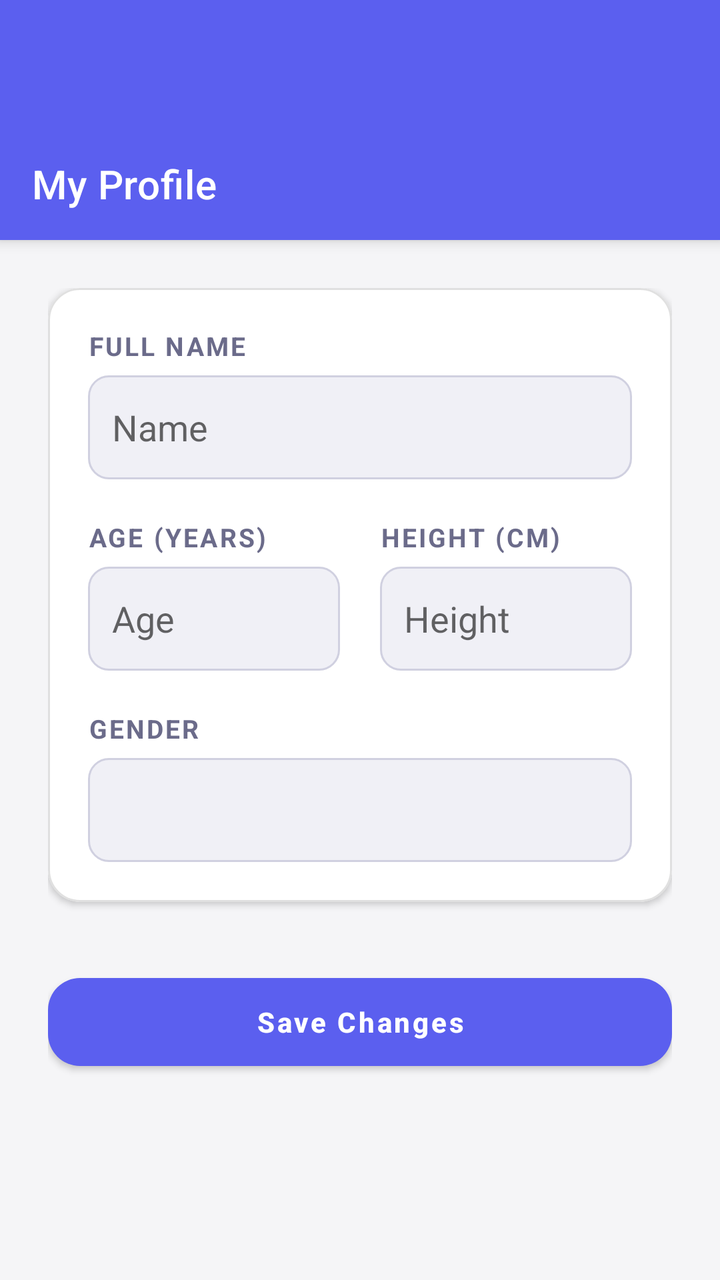
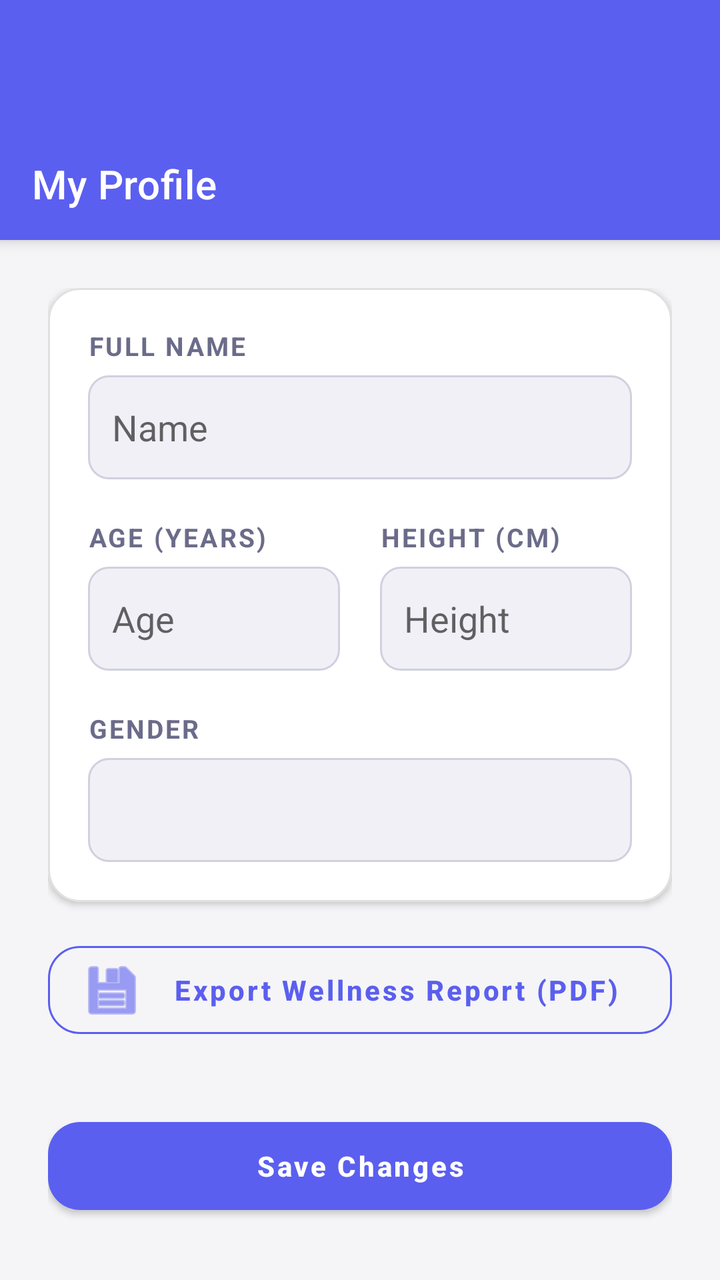

Screens rendered from an Android XML layout before and after an edit, with the pre-edit source and the edit as a unified diff.
<!-- AndroidManifest.xml: application theme Theme.DailyRoutine -->
<!-- res/layout/activity_profile.xml -->
<?xml version="1.0" encoding="utf-8"?>
<androidx.coordinatorlayout.widget.CoordinatorLayout xmlns:android="http://schemas.android.com/apk/res/android"
    xmlns:app="http://schemas.android.com/apk/res-auto"
    android:layout_width="match_parent"
    android:layout_height="match_parent"
    android:background="@color/bgPage">

    <com.google.android.material.appbar.AppBarLayout
        android:layout_width="match_parent"
        android:layout_height="wrap_content"
        android:background="@color/primary"
        android:paddingTop="64dp">

        <androidx.appcompat.widget.Toolbar
            android:id="@+id/toolbar"
            android:layout_width="match_parent"
            android:layout_height="?attr/actionBarSize"
            app:title="My Profile"
            app:titleTextColor="@android:color/white"/>

    </com.google.android.material.appbar.AppBarLayout>

    <androidx.core.widget.NestedScrollView
        android:layout_width="match_parent"
        android:layout_height="match_parent"
        android:paddingBottom="80dp"
        android:clipToPadding="false"
        app:layout_behavior="@string/appbar_scrolling_view_behavior">

        <LinearLayout
            android:layout_width="match_parent"
            android:layout_height="wrap_content"
            android:orientation="vertical"
            android:padding="24dp">

            <com.google.android.material.card.MaterialCardView
                android:layout_width="match_parent"
                android:layout_height="wrap_content"
                app:cardCornerRadius="16dp"
                app:cardElevation="2dp"
                app:strokeWidth="1dp"
                app:strokeColor="@color/cardStroke">

                <LinearLayout
                    android:layout_width="match_parent"
                    android:layout_height="wrap_content"
                    android:orientation="vertical"
                    android:padding="20dp">

                    <TextView style="@style/LabelText" android:text="Full Name"/>
                    <EditText
                        android:id="@+id/etProfileName"
                        android:layout_width="match_parent"
                        android:layout_height="52dp"
                        android:layout_marginTop="6dp"
                        android:background="@drawable/bg_field"
                        android:paddingHorizontal="12dp"
                        android:inputType="textPersonName|textCapWords"
                        android:autofillHints="name"
                        android:hint="Name"/>

                    <LinearLayout
                        android:layout_width="match_parent"
                        android:layout_height="wrap_content"
                        android:orientation="horizontal"
                        android:layout_marginTop="20dp"
                        android:baselineAligned="false">

                        <LinearLayout
                            android:layout_width="0dp"
                            android:layout_height="wrap_content"
                            android:layout_weight="1"
                            android:orientation="vertical"
                            android:layout_marginEnd="10dp">
                            <TextView style="@style/LabelText" android:text="Age (Years)"/>
                            <EditText
                                android:id="@+id/etProfileAge"
                                android:layout_width="match_parent"
                                android:layout_height="52dp"
                                android:layout_marginTop="6dp"
                                android:background="@drawable/bg_field"
                                android:paddingHorizontal="12dp"
                                android:inputType="number"
                                android:hint="Age"/>
                        </LinearLayout>

                        <LinearLayout
                            android:layout_width="0dp"
                            android:layout_height="wrap_content"
                            android:layout_weight="1"
                            android:orientation="vertical"
                            android:layout_marginStart="10dp">
                            <TextView style="@style/LabelText" android:text="Height (cm)"/>
                            <EditText
                                android:id="@+id/etProfileHeight"
                                android:layout_width="match_parent"
                                android:layout_height="52dp"
                                android:layout_marginTop="6dp"
                                android:background="@drawable/bg_field"
                                android:paddingHorizontal="12dp"
                                android:inputType="number"
                                android:hint="Height"/>
                        </LinearLayout>
                    </LinearLayout>

                    <TextView style="@style/LabelText" android:text="Gender" android:layout_marginTop="20dp"/>
                    <Spinner
                        android:id="@+id/spinnerGender"
                        android:layout_width="match_parent"
                        android:layout_height="52dp"
                        android:layout_marginTop="6dp"
                        android:background="@drawable/bg_field"/>

                </LinearLayout>
            </com.google.android.material.card.MaterialCardView>

            <com.google.android.material.button.MaterialButton
                android:id="@+id/btnSaveProfile"
                android:layout_width="match_parent"
                android:layout_height="56dp"
                android:layout_marginTop="32dp"
                android:text="Save Changes"
                android:textAllCaps="false"
                android:textStyle="bold"
                app:cornerRadius="16dp"/>

        </LinearLayout>
    </androidx.core.widget.NestedScrollView>

</androidx.coordinatorlayout.widget.CoordinatorLayout>
<!-- resources referenced by this layout -->
<resources>
  <color name="bgPage">#F5F5F7</color>
  <color name="cardStroke">#E0E0E0</color>
  <color name="primary">#5B5FEF</color>
  <!-- drawable bg_field (drawable) -->
  <?xml version="1.0" encoding="utf-8"?>
  <shape xmlns:android="http://schemas.android.com/apk/res/android"
      android:shape="rectangle">
      <solid android:color="@color/fieldBg"/>
      <corners android:radius="10dp"/>
      <stroke android:width="1dp" android:color="@color/fieldStroke"/>
  </shape>
  <style name="LabelText">
          <item name="android:layout_width">wrap_content</item>
          <item name="android:layout_height">wrap_content</item>
          <item name="android:textSize">13sp</item>
          <item name="android:textStyle">bold</item>
          <item name="android:textColor">@color/textSecondary</item>
          <item name="android:textAllCaps">true</item>
          <item name="android:letterSpacing">0.08</item>
      </style>
  <style name="Theme.DailyRoutine" parent="Theme.MaterialComponents.DayNight.NoActionBar">
          <item name="colorPrimary">@color/primary</item>
          <item name="colorPrimaryVariant">@color/primaryDark</item>
          <item name="colorOnPrimary">@android:color/white</item>
          <item name="colorSecondary">@color/accent</item>
          <item name="colorOnSecondary">@android:color/white</item>
          <item name="android:windowBackground">@color/bgPage</item>
          <item name="android:statusBarColor">@color/statusBar</item>
          <item name="android:navigationBarColor">@color/primaryDark</item>
          
          <item name="dialogCornerRadius">16dp</item>
      </style>
  <color name="fieldBg">#F0F0F6</color>
  <color name="fieldStroke">#D0D0E0</color>
  <color name="textSecondary">#6B6B8A</color>
  <color name="primaryDark">#3F41C2</color>
  <color name="accent">#7E57C2</color>
  <color name="statusBar">#5B5FEF</color>
</resources>

<!-- the commit's change to res/layout/activity_profile.xml (unified diff, before → after) -->
@@ -115,6 +115,20 @@
             </com.google.android.material.card.MaterialCardView>
 
             <com.google.android.material.button.MaterialButton
+                android:id="@+id/btnExportReport"
+                style="@style/Widget.MaterialComponents.Button.OutlinedButton"
+                android:layout_width="match_parent"
+                android:layout_height="56dp"
+                android:layout_marginTop="16dp"
+                android:text="Export Wellness Report (PDF)"
+                android:textAllCaps="false"
+                android:textStyle="bold"
+                app:cornerRadius="16dp"
+                app:strokeColor="@color/primary"
+                app:icon="@android:drawable/ic_menu_save"
+                app:iconTint="@color/primary"/>
+
+            <com.google.android.material.button.MaterialButton
                 android:id="@+id/btnSaveProfile"
                 android:layout_width="match_parent"
                 android:layout_height="56dp"
